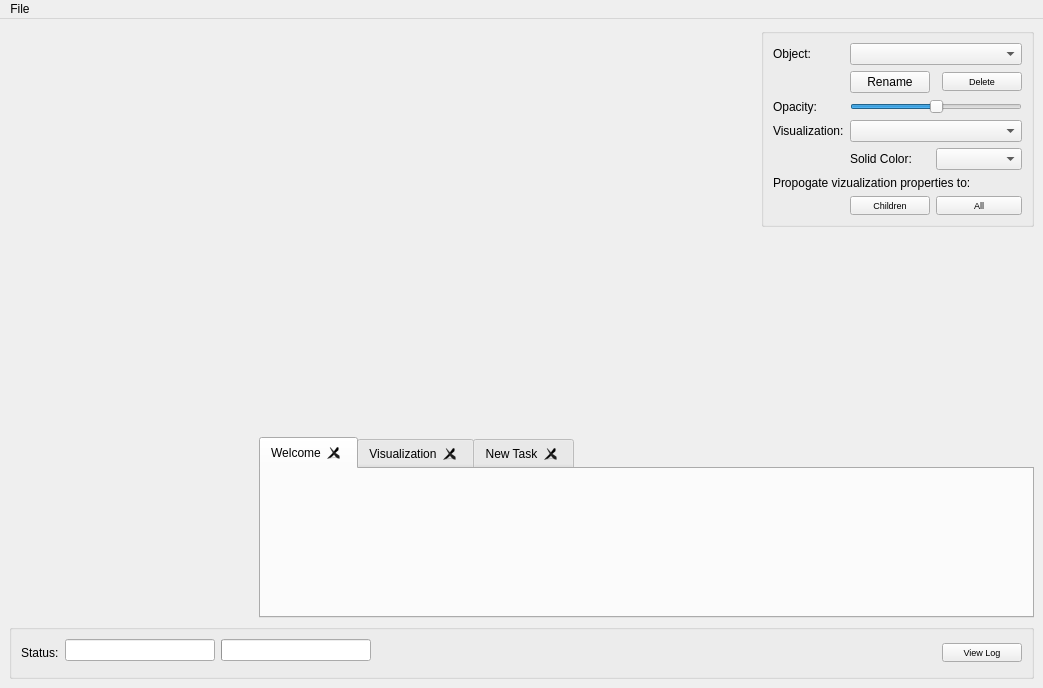
The window that src/pytubeview.ui (aylward/Minder3D) describes before a commit, drawn with Qt 5.
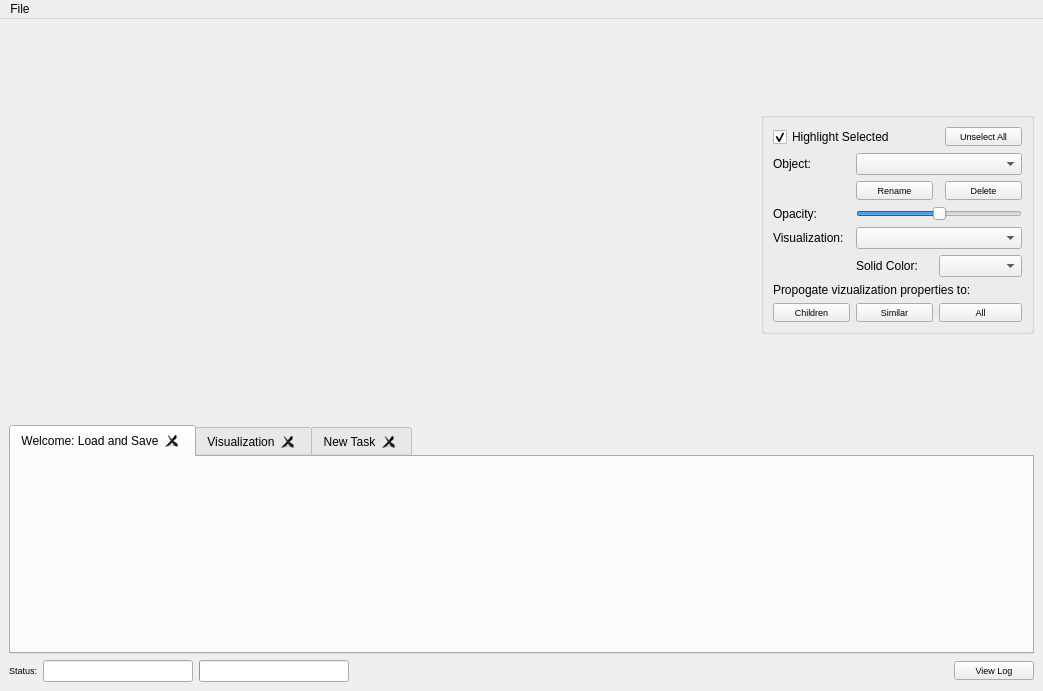
The same window after the commit.

Commit message: ENH: Image and Information tables implemented

Patch:
```diff
--- a/src/pytubeview.ui
+++ b/src/pytubeview.ui
@@ -7,7 +7,7 @@
     <x>0</x>
     <y>0</y>
     <width>1043</width>
-    <height>688</height>
+    <height>691</height>
    </rect>
   </property>
   <property name="minimumSize">
@@ -42,9 +42,6 @@
        <layout class="QHBoxLayout" name="topPanelLayout">
         <item>
          <layout class="QVBoxLayout" name="view2DLayout">
-          <property name="sizeConstraint">
-           <enum>QLayout::SetDefaultConstraint</enum>
-          </property>
           <item>
            <spacer name="view2DSpacer">
             <property name="orientation">
@@ -125,84 +122,92 @@
              <bool>true</bool>
             </property>
             <layout class="QGridLayout" name="gridLayout_2">
-             <item row="10" column="1">
-              <widget class="QPushButton" name="objectPropertiesToChildrenButton">
+             <item row="4" column="3">
+              <widget class="QPushButton" name="objectDeleteButton">
                <property name="font">
                 <font>
                  <pointsize>7</pointsize>
                 </font>
                </property>
                <property name="text">
-                <string>Children</string>
+                <string>Delete</string>
+               </property>
+              </widget>
+             </item>
+             <item row="2" column="1" colspan="3">
+              <widget class="QComboBox" name="objectNameComboBox">
+               <property name="accessibleName">
+                <string/>
+               </property>
+               <property name="currentText">
+                <string/>
                </property>
               </widget>
              </item>
              <item row="5" column="1" colspan="3">
-              <widget class="QComboBox" name="objectColorByComboBox">
-               <property name="accessibleName">
-                <string/>
+              <widget class="QSlider" name="objectOpacitySlider">
+               <property name="font">
+                <font>
+                 <pointsize>5</pointsize>
+                </font>
                </property>
-               <property name="currentText">
-                <string/>
+               <property name="maximum">
+                <number>100</number>
                </property>
-              </widget>
-             </item>
-             <item row="1" column="0">
-              <widget class="QLabel" name="objectNameLabel">
-               <property name="text">
-                <string>Object:</string>
+               <property name="value">
+                <number>50</number>
                </property>
+               <property name="orientation">
+                <enum>Qt::Horizontal</enum>
+               </property>
               </widget>
              </item>
-             <item row="6" column="1">
+             <item row="7" column="1">
               <widget class="QLabel" name="objectColorLabel">
                <property name="text">
                 <string>Solid Color:</string>
                </property>
               </widget>
              </item>
-             <item row="1" column="1" colspan="3">
-              <widget class="QComboBox" name="objectNameComboBox">
-               <property name="accessibleName">
-                <string/>
-               </property>
-               <property name="currentText">
-                <string/>
-               </property>
-              </widget>
-             </item>
-             <item row="6" column="2" colspan="2">
-              <widget class="QComboBox" name="objectColorComboBox">
-               <property name="accessibleName">
-                <string/>
-               </property>
-               <property name="currentText">
-                <string/>
-               </property>
-              </widget>
-             </item>
-             <item row="3" column="1">
-              <widget class="QPushButton" name="objectRenameButton">
-               <property name="text">
-                <string>Rename</string>
-               </property>
-              </widget>
-             </item>
              <item row="5" column="0">
+              <widget class="QLabel" name="objectOpacityLabel">
+               <property name="text">
+                <string>Opacity:</string>
+               </property>
+              </widget>
+             </item>
+             <item row="6" column="0">
               <widget class="QLabel" name="objectColorByLabel">
                <property name="text">
                 <string>Visualization:</string>
                </property>
               </widget>
              </item>
-             <item row="8" column="0" colspan="4">
+             <item row="2" column="0">
+              <widget class="QLabel" name="objectNameLabel">
+               <property name="text">
+                <string>Object:</string>
+               </property>
+              </widget>
+             </item>
+             <item row="9" column="0" colspan="4">
               <widget class="QLabel" name="objectApplyToLabel">
                <property name="text">
                 <string>Propogate vizualization properties to:</string>
                </property>
               </widget>
              </item>
-             <item row="10" column="2" colspan="2">
+             <item row="7" column="2" colspan="2">
+              <widget class="QComboBox" name="objectColorComboBox">
+               <property name="accessibleName">
+                <string/>
+               </property>
+               <property name="currentText">
+                <string/>
+               </property>
+              </widget>
+             </item>
+             <item row="11" column="2" colspan="2">
               <widget class="QPushButton" name="objectPropertiesToAllButton">
                <property name="font">
                 <font>
@@ -214,62 +219,79 @@
                </property>
               </widget>
              </item>
-             <item row="4" column="0">
-              <widget class="QLabel" name="objectOpacityLabel">
+             <item row="4" column="1">
+              <widget class="QPushButton" name="objectRenameButton">
+               <property name="font">
+                <font>
+                 <pointsize>7</pointsize>
+                </font>
+               </property>
                <property name="text">
-                <string>Opacity:</string>
+                <string>Rename</string>
                </property>
               </widget>
              </item>
-             <item row="4" column="1" colspan="3">
-              <widget class="QSlider" name="objectOpacitySlider">
+             <item row="6" column="1" colspan="3">
+              <widget class="QComboBox" name="objectColorByComboBox">
+               <property name="accessibleName">
+                <string/>
+               </property>
+               <property name="currentText">
+                <string/>
+               </property>
+              </widget>
+             </item>
+             <item row="11" column="0">
+              <widget class="QPushButton" name="objectPropertiesToChildrenButton">
                <property name="font">
                 <font>
-                 <pointsize>5</pointsize>
+                 <pointsize>7</pointsize>
                 </font>
                </property>
-               <property name="maximum">
-                <number>100</number>
+               <property name="text">
+                <string>Children</string>
                </property>
-               <property name="value">
-                <number>50</number>
-               </property>
-               <property name="orientation">
-                <enum>Qt::Horizontal</enum>
-               </property>
               </widget>
              </item>
-             <item row="3" column="3">
-              <widget class="QPushButton" name="objectDeleteButton">
+             <item row="11" column="1">
+              <widget class="QPushButton" name="objectPropertiesToSimilarButton">
                <property name="font">
                 <font>
                  <pointsize>7</pointsize>
                 </font>
                </property>
                <property name="text">
-                <string>Delete</string>
+                <string>Similar</string>
                </property>
               </widget>
              </item>
-            </layout>
-           </widget>
-          </item>
-          <item>
-           <layout class="QVBoxLayout" name="infoTableLayout">
-            <item>
-             <spacer name="infoTableVerticalSpacer">
-              <property name="orientation">
-               <enum>Qt::Vertical</enum>
-              </property>
-              <property name="sizeHint" stdset="0">
-               <size>
-                <width>20</width>
-                <height>40</height>
-               </size>
-              </property>
-             </spacer>
-            </item>
-           </layout>
+             <item row="0" column="0" colspan="3">
+              <widget class="QCheckBox" name="objectHighlightSelectedObjectsCheckBox">
+               <property name="text">
+                <string>Highlight Selected</string>
+               </property>
+               <property name="checked">
+                <bool>true</bool>
+               </property>
+              </widget>
+             </item>
+             <item row="0" column="3">
+              <widget class="QPushButton" name="pushButton">
+               <property name="font">
+                <font>
+                 <pointsize>7</pointsize>
+                </font>
+               </property>
+               <property name="text">
+                <string>Unselect All</string>
+               </property>
+              </widget>
+             </item>
+            </layout>
+           </widget>
+          </item>
+          <item>
+           <layout class="QVBoxLayout" name="infoTableLayout"/>
           </item>
          </layout>
         </item>
@@ -280,35 +302,19 @@
         <item>
          <layout class="QVBoxLayout" name="imageTableLayout">
           <item>
-           <spacer name="imageTableLayoutHorizontalSpacer">
-            <property name="orientation">
-             <enum>Qt::Horizontal</enum>
-            </property>
-            <property name="sizeType">
-             <enum>QSizePolicy::Fixed</enum>
-            </property>
-            <property name="sizeHint" stdset="0">
-             <size>
-              <width>250</width>
-              <height>20</height>
-             </size>
-            </property>
-           </spacer>
-          </item>
-         </layout>
-        </item>
+         <layout class="QVBoxLayout" name="verticalLayout_3">
         <item>
          <widget class="QTabWidget" name="tabWidget">
           <property name="sizePolicy">
-           <sizepolicy hsizetype="MinimumExpanding" vsizetype="Fixed">
+             <sizepolicy hsizetype="MinimumExpanding" vsizetype="MinimumExpanding">
             <horstretch>0</horstretch>
             <verstretch>0</verstretch>
            </sizepolicy>
           </property>
           <property name="minimumSize">
            <size>
-            <width>300</width>
-            <height>181</height>
+              <width>700</width>
+              <height>194</height>
            </size>
           </property>
           <property name="currentIndex">
@@ -319,7 +325,7 @@
           </property>
           <widget class="QWidget" name="welcomeTab">
            <attribute name="title">
-            <string>Welcome</string>
+              <string>Welcome: Load and Save</string>
            </attribute>
            <layout class="QHBoxLayout" name="welcomeTabLayout"/>
           </widget>
@@ -340,45 +346,47 @@
        </layout>
       </item>
       <item>
-       <layout class="QHBoxLayout" name="bottomPanelLayout">
+           <layout class="QHBoxLayout" name="horizontalLayout_2">
         <item>
-         <widget class="QGroupBox" name="statusGroupBox">
-          <property name="sizePolicy">
-           <sizepolicy hsizetype="MinimumExpanding" vsizetype="Fixed">
-            <horstretch>0</horstretch>
-            <verstretch>0</verstretch>
-           </sizepolicy>
-          </property>
-          <property name="minimumSize">
-           <size>
-            <width>1020</width>
-            <height>24</height>
-           </size>
-          </property>
-          <property name="autoFillBackground">
-           <bool>true</bool>
-          </property>
-          <layout class="QGridLayout" name="gridLayout">
-           <item row="0" column="0" rowspan="2">
             <widget class="QLabel" name="statusLabel">
+              <property name="sizePolicy">
+               <sizepolicy hsizetype="Fixed" vsizetype="Fixed">
+                <horstretch>0</horstretch>
+                <verstretch>0</verstretch>
+               </sizepolicy>
+              </property>
+              <property name="font">
+               <font>
+                <pointsize>7</pointsize>
+               </font>
+              </property>
              <property name="text">
               <string>Status:</string>
              </property>
             </widget>
            </item>
-           <item row="0" column="5" rowspan="2">
-            <widget class="QPushButton" name="statusViewLogButton">
+            <item>
+             <widget class="QLineEdit" name="statusText">
+              <property name="sizePolicy">
+               <sizepolicy hsizetype="Fixed" vsizetype="Fixed">
+                <horstretch>0</horstretch>
+                <verstretch>0</verstretch>
+               </sizepolicy>
+              </property>
+              <property name="minimumSize">
+               <size>
+                <width>150</width>
+                <height>0</height>
+               </size>
+              </property>
              <property name="font">
               <font>
                <pointsize>7</pointsize>
               </font>
              </property>
-             <property name="text">
-              <string>View Log</string>
-             </property>
-            </widget>
-           </item>
-           <item row="0" column="3">
+             </widget>
+            </item>
+            <item>
             <widget class="QProgressBar" name="statusProgressBar">
              <property name="sizePolicy">
               <sizepolicy hsizetype="Fixed" vsizetype="Fixed">
@@ -400,37 +408,40 @@
              </property>
             </widget>
            </item>
-           <item row="0" column="4">
-            <spacer name="statusGroupBoxSpacer">
+            <item>
+             <spacer name="horizontalSpacer">
              <property name="orientation">
               <enum>Qt::Horizontal</enum>
              </property>
              <property name="sizeHint" stdset="0">
               <size>
-               <width>600</width>
-               <height>20</height>
+                <width>40</width>
+                <height>0</height>
               </size>
              </property>
             </spacer>
            </item>
-           <item row="0" column="1">
-            <widget class="QLineEdit" name="statusText">
+            <item>
+             <widget class="QPushButton" name="statusViewLogButton">
              <property name="sizePolicy">
-              <sizepolicy hsizetype="MinimumExpanding" vsizetype="Fixed">
+               <sizepolicy hsizetype="Fixed" vsizetype="Fixed">
                <horstretch>0</horstretch>
                <verstretch>0</verstretch>
               </sizepolicy>
              </property>
-             <property name="minimumSize">
-              <size>
-               <width>150</width>
-               <height>0</height>
-              </size>
-             </property>
+              <property name="font">
+               <font>
+                <pointsize>7</pointsize>
+               </font>
+              </property>
+              <property name="text">
+               <string>View Log</string>
+              </property>
             </widget>
            </item>
           </layout>
-         </widget>
+          </item>
+         </layout>
         </item>
        </layout>
       </item>
```
Left out of the diff: 5 changed lines with no effect on the pictures. Lines whose indentation alone changed are shown as unchanged. The commit also changes 33 other files.
